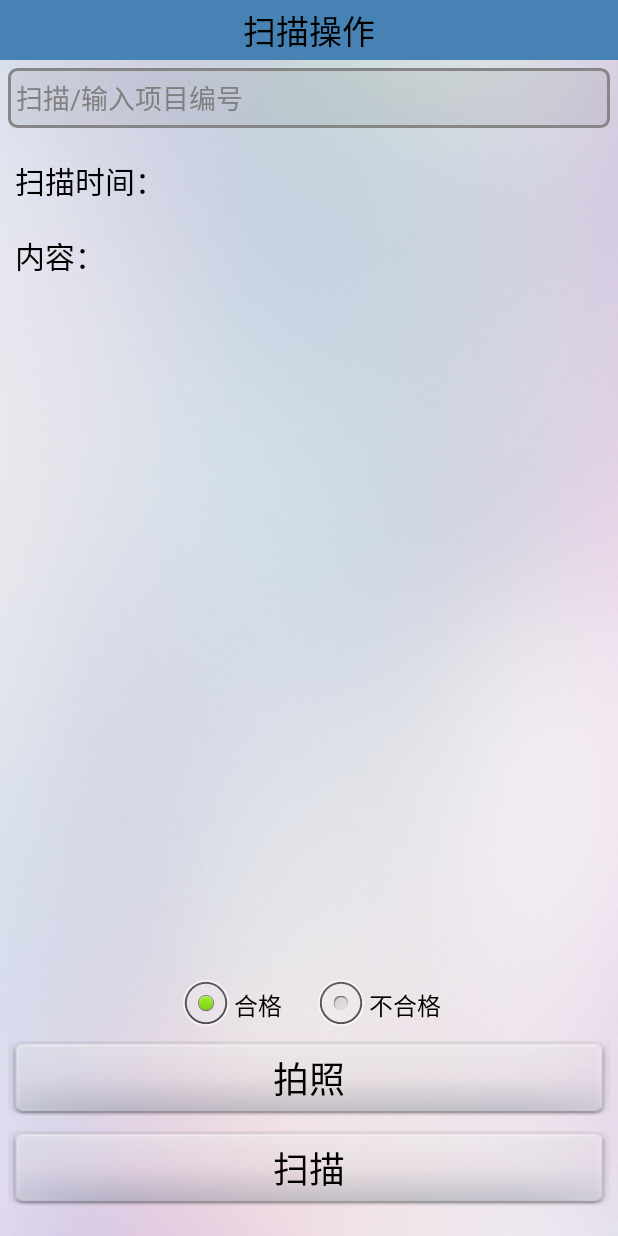
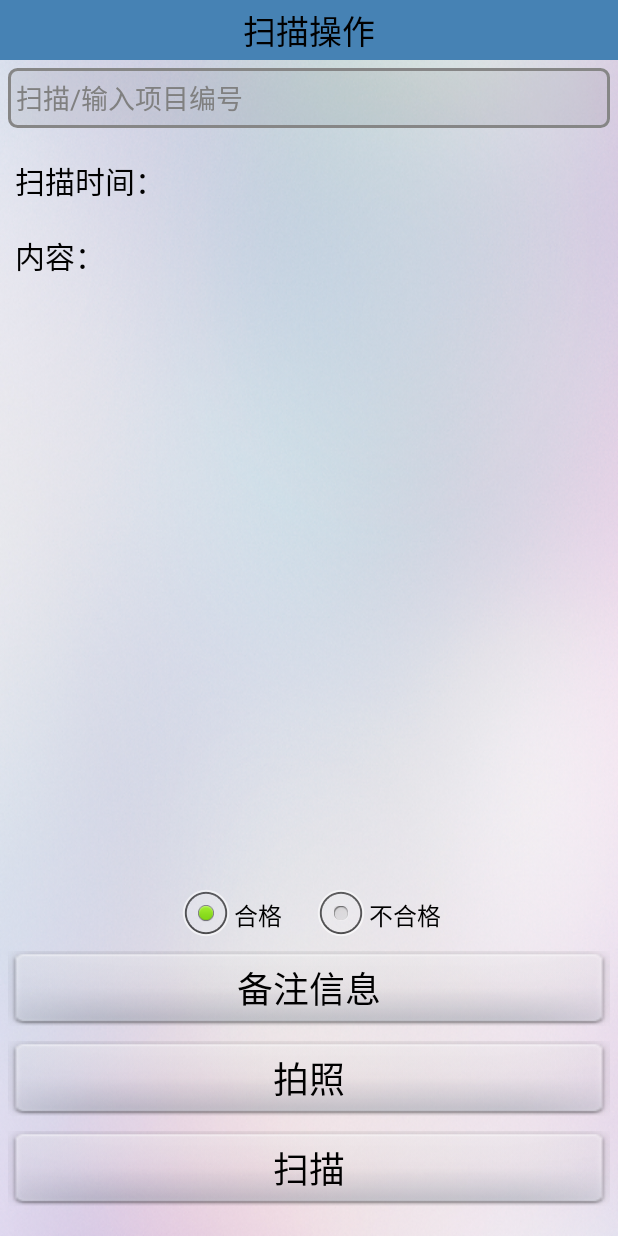
Before and after one commit to epoluodi/zhongyuan, an Android app: the layout activity_scan_task.xml on its own in the app's theme, with its tools: preview values and no code run, on a phone screen of 412 x 824 dp. Run offline under Robolectric (Android 15) with nearby library versions, the phone set to English and light mode, and no system bars.

Commit message:
增加备注，缺少上传备注

```diff
--- a/app/src/main/res/layout/activity_scan_task.xml
+++ b/app/src/main/res/layout/activity_scan_task.xml
@@ -4,98 +4,109 @@
     android:layout_height="match_parent"
     android:background="@drawable/background"
     tools:context="com.apollo.elevator_check.ScanTask">
+
     <TextView
+        android:id="@+id/title"
         android:layout_width="fill_parent"
         android:layout_height="40dp"
+        android:background="@color/steelblue"
+        android:gravity="center"
         android:text="扫描操作"
         android:textColor="@color/black"
         android:textSize="22dp"
-        android:gravity="center"
-        android:background="@color/steelblue"
-        android:id="@+id/title"
 
         />
 
 
-
-
     <EditText
+        android:id="@+id/scancode"
         android:layout_width="fill_parent"
         android:layout_height="40dp"
         android:layout_below="@+id/title"
         android:layout_marginLeft="5dp"
         android:layout_marginRight="5dp"
+        android:layout_marginTop="5dp"
+        android:background="@drawable/edittext_style"
         android:hint="扫描/输入项目编号"
-        android:id="@+id/scancode"
-        android:background="@drawable/edittext_style"
-        android:singleLine="true"
-        android:layout_marginTop="5dp"
+        android:inputType="text"
         android:paddingLeft="5dp"
-        android:inputType="text"
-        />
+        android:singleLine="true" />
+
     <Button
+        android:id="@+id/scan1"
         android:layout_width="fill_parent"
         android:layout_height="50dp"
+        android:layout_alignParentBottom="true"
+        android:layout_centerHorizontal="true"
+        android:layout_marginBottom="20dp"
         android:layout_marginLeft="5dp"
         android:layout_marginRight="5dp"
+        android:background="@drawable/buttonclickstyle"
         android:text="扫描"
-        android:background="@drawable/buttonclickstyle"
-       android:layout_marginBottom="20dp"
-        android:id="@+id/scan1"
-        android:layout_alignParentBottom="true"
-        android:layout_centerHorizontal="true"
-        android:textSize="24dp"
-        />
+        android:textSize="24dp" />
 
     <Button
+        android:id="@+id/photo"
         android:layout_width="fill_parent"
         android:layout_height="50dp"
+        android:layout_above="@+id/scan1"
+        android:layout_centerHorizontal="true"
+        android:layout_marginBottom="10dp"
+
         android:layout_marginLeft="5dp"
         android:layout_marginRight="5dp"
+        android:background="@drawable/buttonclickstyle"
         android:text="拍照"
+        android:textSize="24dp" />
+
+    <Button
+        android:id="@+id/remark"
+        android:layout_width="fill_parent"
+        android:layout_height="50dp"
+        android:layout_above="@+id/photo"
+        android:layout_marginBottom="10dp"
+        android:layout_marginLeft="5dp"
+        android:layout_marginRight="5dp"
         android:background="@drawable/buttonclickstyle"
+        android:text="备注信息"
 
-        android:id="@+id/photo"
-        android:layout_marginBottom="10dp"
-        android:layout_above="@+id/scan1"
-        android:layout_centerHorizontal="true"
-        android:textSize="24dp"
-        />
-
+        android:textSize="24dp" />
 
     <TextView
+        android:id="@+id/scantime"
         android:layout_width="fill_parent"
         android:layout_height="wrap_content"
+        android:layout_below="@+id/scancode"
+        android:layout_marginLeft="10dp"
+        android:layout_marginTop="20dp"
         android:text="扫描时间："
-        android:id="@+id/scantime"
-        android:layout_below="@+id/scancode"
         android:textColor="@color/black"
         android:textSize="20dp"
-        android:layout_marginTop="20dp"
-        android:layout_marginLeft="10dp"
-
 
 
         />
+
     <TextView
+        android:id="@+id/scaninfo"
         android:layout_width="fill_parent"
         android:layout_height="fill_parent"
+        android:layout_below="@+id/scantime"
+        android:layout_marginBottom="180dp"
+        android:layout_marginLeft="10dp"
+        android:layout_marginRight="10dp"
+        android:layout_marginTop="20dp"
         android:text="内容："
-        android:id="@+id/scaninfo"
-        android:layout_below="@+id/scantime"
         android:textColor="@color/black"
         android:textSize="20dp"
-        android:layout_marginTop="20dp"
-        android:layout_marginLeft="10dp"
-        android:layout_marginRight="10dp"
-        android:layout_marginBottom="180dp"
 
 
         />
+
     <LinearLayout
+        android:id="@+id/l1"
         android:layout_width="fill_parent"
         android:layout_height="wrap_content"
-        android:layout_above="@+id/photo"
+        android:layout_above="@+id/remark"
         android:layout_marginLeft="10dp"
         android:layout_marginRight="10dp"
         android:orientation="horizontal">
@@ -103,26 +114,25 @@
         <RadioGroup
             android:layout_width="fill_parent"
             android:layout_height="wrap_content"
-            android:orientation="horizontal"
             android:gravity="center"
-            >
+            android:orientation="horizontal">
 
             <RadioButton
+                android:id="@+id/checkOK"
                 android:layout_width="wrap_content"
                 android:layout_height="wrap_content"
-                android:textColor="@color/black"
                 android:layout_marginRight="10dp"
                 android:checked="true"
-                android:id="@+id/checkOK"
-                android:text="合格"/>
+                android:text="合格"
+                android:textColor="@color/black" />
+
             <RadioButton
+                android:id="@+id/checkNO"
                 android:layout_width="wrap_content"
                 android:layout_height="wrap_content"
-                android:textColor="@color/black"
-                android:id="@+id/checkNO"
                 android:layout_marginLeft="10dp"
                 android:text="不合格"
-                />
+                android:textColor="@color/black" />
         </RadioGroup>
 
     </LinearLayout>
--- a/app/src/main/res/layout/activity_setting.xml
+++ b/app/src/main/res/layout/activity_setting.xml
@@ -30,6 +30,8 @@
         android:id="@+id/textserver"
         android:text="218.91.156.62"
         />
+
+
 
     <Button
         android:layout_width="300dp"
--- a/build.gradle
+++ b/build.gradle
@@ -5,7 +5,7 @@ buildscript {
         jcenter()
     }
     dependencies {
-        classpath 'com.android.tools.build:gradle:2.1.2'
+        classpath 'com.android.tools.build:gradle:2.1.3'
 
         // NOTE: Do not place your application dependencies here; they belong
         // in the individual module build.gradle files
```
Also changed, not shown: app/src/main/AndroidManifest.xml (+34 -35 lines), app/src/main/java/com/apollo/elevator_check/RemarkActivity.java (added, +108 -0 lines), app/src/main/java/com/apollo/elevator_check/ScanTask.java (+16 -1 lines), app/src/main/res/layout/activity_remark.xml (added, +44 -0 lines), gradle/wrapper/gradle-wrapper.properties, 1 other file.
